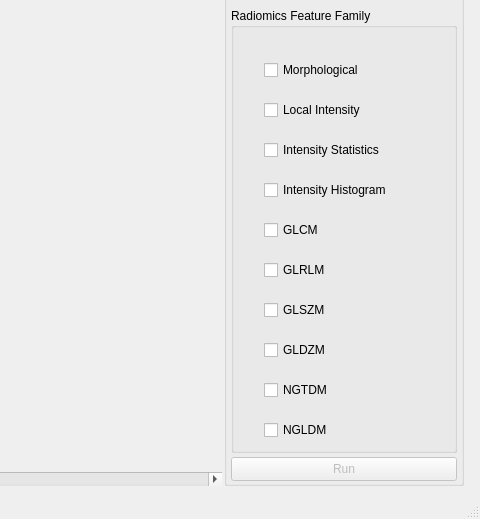
Qt form platform/platform.ui (Jiwon-Hwang/Radiomics-Feature-Extraction) before a commit; both pictures show x 755 to 1235 and y 225 to 744 of the 1235 by 744 pixel window.
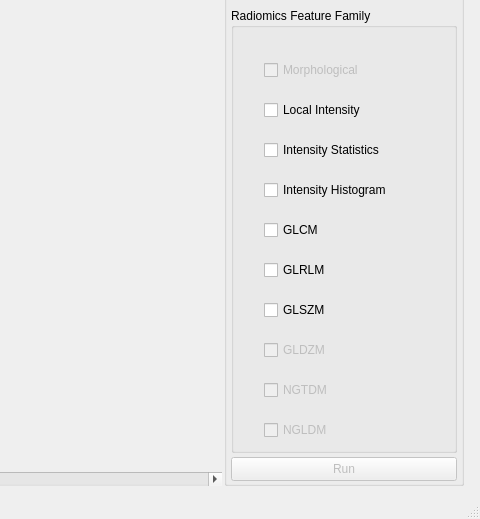
The same form after that commit. Icons and pictures are not drawn.

Patch:
```diff
--- a/platform/platform.ui
+++ b/platform/platform.ui
@@ -444,12 +444,18 @@
               </property>
               <item>
                <widget class="QCheckBox" name="checkBox_Morph">
+                <property name="enabled">
+                 <bool>false</bool>
+                </property>
                 <property name="focusPolicy">
                  <enum>Qt::NoFocus</enum>
                 </property>
                 <property name="text">
                  <string>Morphological </string>
                 </property>
+                <property name="checkable">
+                 <bool>true</bool>
+                </property>
                </widget>
               </item>
               <item>
@@ -550,32 +556,50 @@
               </item>
               <item>
                <widget class="QCheckBox" name="checkBox_5">
+                <property name="enabled">
+                 <bool>false</bool>
+                </property>
                 <property name="focusPolicy">
                  <enum>Qt::NoFocus</enum>
                 </property>
                 <property name="text">
                  <string>GLDZM</string>
                 </property>
+                <property name="checkable">
+                 <bool>true</bool>
+                </property>
                </widget>
               </item>
               <item>
                <widget class="QCheckBox" name="checkBox_4">
+                <property name="enabled">
+                 <bool>false</bool>
+                </property>
                 <property name="focusPolicy">
                  <enum>Qt::NoFocus</enum>
                 </property>
                 <property name="text">
                  <string>NGTDM</string>
                 </property>
+                <property name="checkable">
+                 <bool>true</bool>
+                </property>
                </widget>
               </item>
               <item>
                <widget class="QCheckBox" name="checkBox">
+                <property name="enabled">
+                 <bool>false</bool>
+                </property>
                 <property name="focusPolicy">
                  <enum>Qt::NoFocus</enum>
                 </property>
                 <property name="text">
                  <string>NGLDM</string>
                 </property>
+                <property name="checkable">
+                 <bool>true</bool>
+                </property>
                </widget>
               </item>
              </layout>
```
Left out of the diff: 3 changed lines with no effect on the pictures.
